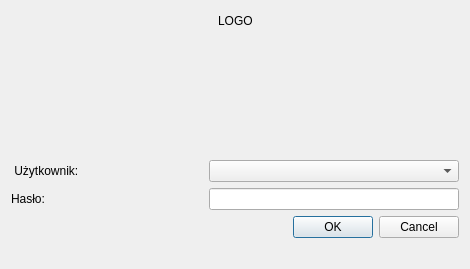
Before: the Qt Designer form MainWindow/LoginDialog.ui in konserw/koferta, drawn with Qt 5.
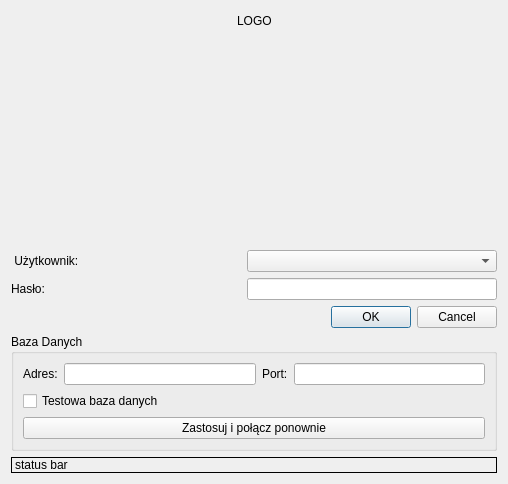
After: the same form once the commit is applied. Icons and pictures are not drawn.

```diff
--- a/MainWindow/LoginDialog.ui
+++ b/MainWindow/LoginDialog.ui
@@ -6,8 +6,8 @@
    <rect>
     <x>0</x>
     <y>0</y>
-    <width>470</width>
-    <height>269</height>
+    <width>508</width>
+    <height>484</height>
    </rect>
   </property>
   <property name="sizePolicy">
@@ -23,7 +23,7 @@
    <iconset resource="res/zasoby.qrc">
     <normaloff>:/ico</normaloff>:/ico</iconset>
   </property>
-  <layout class="QVBoxLayout" name="verticalLayout">
+  <layout class="QVBoxLayout" name="verticalLayout_2">
    <item>
     <layout class="QHBoxLayout" name="horizontalLayout_4">
      <item>
@@ -68,14 +68,14 @@
     </layout>
    </item>
    <item>
-    <spacer name="verticalSpacer">
+    <spacer name="verticalSpacer_2">
      <property name="orientation">
       <enum>Qt::Vertical</enum>
      </property>
      <property name="sizeHint" stdset="0">
       <size>
        <width>20</width>
-       <height>89</height>
+       <height>153</height>
       </size>
      </property>
     </spacer>
@@ -175,9 +175,65 @@
     </layout>
    </item>
    <item>
-    <widget class="QLabel" name="info">
+    <widget class="QGroupBox" name="groupBox">
+     <property name="title">
+      <string>Baza Danych</string>
+     </property>
+     <layout class="QVBoxLayout" name="verticalLayout">
+      <item>
+       <layout class="QHBoxLayout" name="horizontalLayout_5">
+        <item>
+         <widget class="QLabel" name="label_3">
+          <property name="text">
+           <string>Adres:</string>
+          </property>
+         </widget>
+        </item>
+        <item>
+         <widget class="QLineEdit" name="lineEdit_ip"/>
+        </item>
+        <item>
+         <widget class="QLabel" name="label_4">
+          <property name="text">
+           <string>Port:</string>
+          </property>
+         </widget>
+        </item>
+        <item>
+         <widget class="QLineEdit" name="lineEdit_port"/>
+        </item>
+       </layout>
+      </item>
+      <item>
+       <widget class="QCheckBox" name="checkBox_useTestDB">
+        <property name="text">
+         <string>Testowa baza danych</string>
+        </property>
+       </widget>
+      </item>
+      <item>
+       <widget class="QPushButton" name="pushButton_apply">
+        <property name="sizePolicy">
+         <sizepolicy hsizetype="Minimum" vsizetype="Fixed">
+          <horstretch>0</horstretch>
+          <verstretch>0</verstretch>
+         </sizepolicy>
+        </property>
+        <property name="text">
+         <string>Zastosuj i połącz ponownie</string>
+        </property>
+       </widget>
+      </item>
+     </layout>
+    </widget>
+   </item>
+   <item>
+    <widget class="QLabel" name="label_statusBar">
+     <property name="frameShape">
+      <enum>QFrame::Panel</enum>
+     </property>
      <property name="text">
-      <string notr="true">                                            </string>
+      <string notr="true">status bar</string>
      </property>
     </widget>
    </item>
```
Left out of the diff: 9 changed lines with no effect on the pictures.
